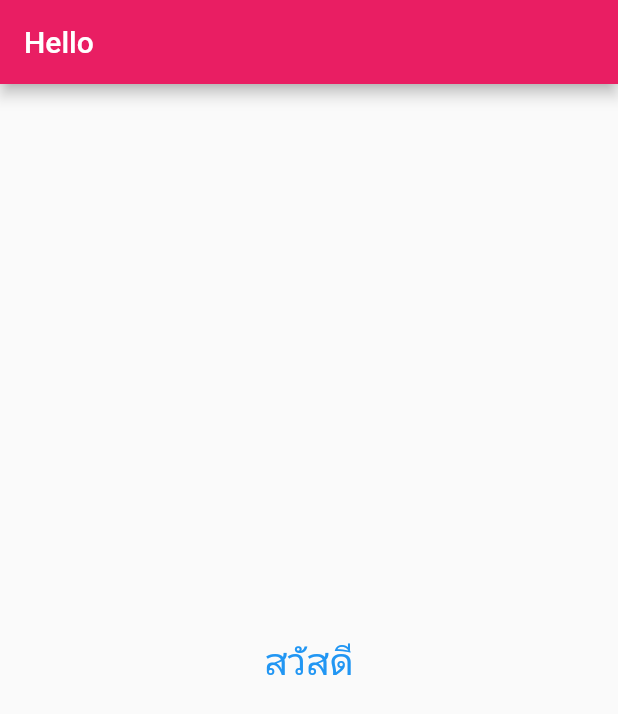
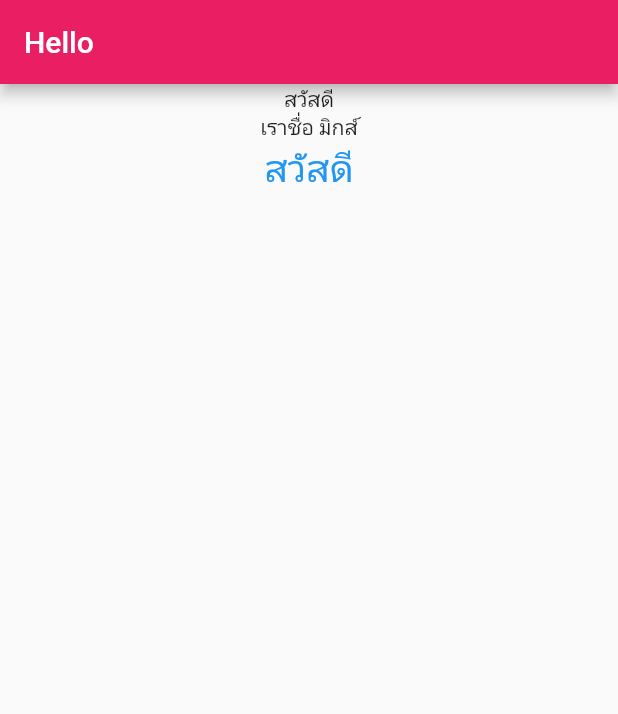
Before and after one commit to pratpongwork/flutter_application_1, a Flutter app: the screen it shows after launch, on a phone screen of 412 x 824 dp. Shown: the top 714 px of the screen. Run offline on Flutter 3.47's test engine with Material 2 defaults, Android fonts, the phone set to English and light mode, and no system bars.

Commit message:
Update main.dart

```diff
--- a/lib/main.dart
+++ b/lib/main.dart
@@ -18,12 +18,18 @@ class Myapp extends StatelessWidget {
           title: Text("Hello"),
         ),
         body: Center(
-          child: Text(
-            "สวัสดี",
-            style: TextStyle(
-              fontSize: 25,
-              color: Colors.blue,
-            ),
+          child: Column(
+            children: [
+              Text("สวัสดี"),
+              Text("เราชื่อ มิกส์"),
+              Text(
+                "สวัสดี",
+                style: TextStyle(
+                  fontSize: 25,
+                  color: Colors.blue,
+                ),
+              ),
+            ],
           ),
         ),
       ),
```
